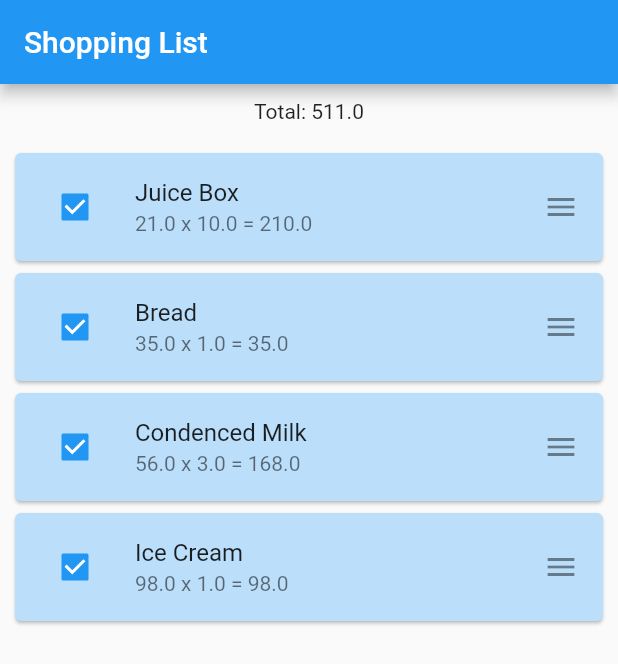
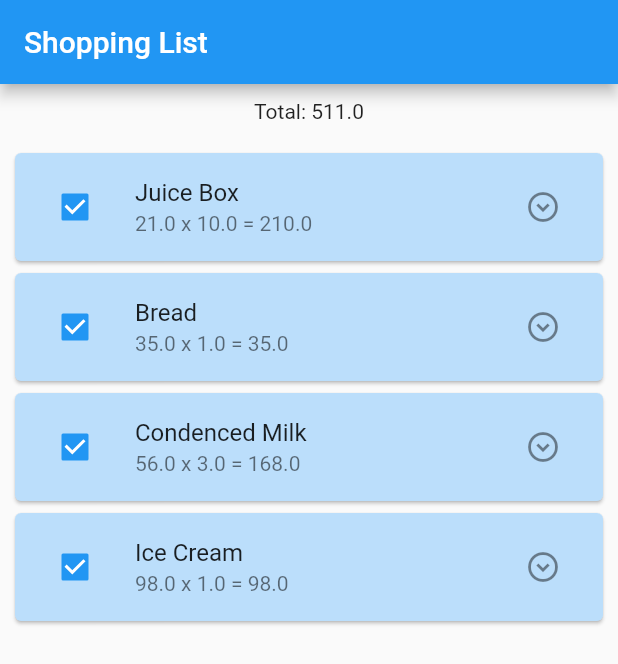
Before and after one commit to maxstirliz/es_calc, a Flutter app: the screen it shows after launch, on a phone screen of 412 x 824 dp. Shown: the top 664 px of the screen. Run offline on Flutter 3.47's test engine with Material 2 defaults, Android fonts, the phone set to English and light mode, and no system bars; our stand-ins replace flutter_riverpod.

Commit message:
item widget split off

```diff
--- a/lib/models/shopping_item.dart
+++ b/lib/models/shopping_item.dart
@@ -11,13 +11,31 @@ class ShoppingItem {
     this.isBought = true,
   }) : id = uuid.v4();
 
-  final String id;
+  String id;
   String title;
   double price;
   double quantity;
   bool isSummed;
   bool isBought;
 
+  ShoppingItem copyWith({
+    String? currentId,
+    String? title,
+    double? price,
+    double? quantity,
+    bool? isSummed,
+    bool? isBought,
+  }) {
+    final item = ShoppingItem(
+      title: title ?? this.title,
+      price: price ?? this.price,
+      quantity: quantity ?? this.quantity,
+      isBought: isBought ?? this.isBought,
+      isSummed: isSummed ?? this.isSummed,
+    );
+    return item;
+  }
+
   double get total {
     return price * quantity;
   }
--- a/lib/ui/screens/shopping_list_screen.dart
+++ b/lib/ui/screens/shopping_list_screen.dart
@@ -1,4 +1,5 @@
 import 'package:es_calc/providers/shopping_item_provider.dart';
+import 'package:es_calc/ui/widgets/item_card.dart';
 import 'package:flutter/material.dart';
 import 'package:flutter_riverpod/flutter_riverpod.dart';
 import 'package:es_calc/utils/shopping_calculator.dart';
@@ -24,7 +25,7 @@ class _ShoppingListScreenState extends ConsumerState<ShoppingListScreen> {
   @override
   Widget build(BuildContext context) {
     final shoppingItems = ref.watch(shoppingItemProvider);
-    final stateNotifier = ref.watch(shoppingItemProvider.notifier);
+
     return Scaffold(
       appBar: AppBar(
         title: const Text('Shopping List'),
@@ -37,7 +38,11 @@ class _ShoppingListScreenState extends ConsumerState<ShoppingListScreen> {
         child: FutureBuilder(
             future: _itemsFuture,
             builder: (context, snapshot) {
-              return Column(
+              return snapshot.connectionState == ConnectionState.waiting
+                  ? const Center(
+                      child: CircularProgressIndicator(),
+                    )
+                  : Column(
                       children: [
                         Text(
                             'Total: ${ShoppingCalculator.calculateGrandTotal(shoppingItems)}'),
@@ -49,30 +54,7 @@ class _ShoppingListScreenState extends ConsumerState<ShoppingListScreen> {
                             itemCount: shoppingItems.length,
                             itemBuilder: (_, index) {
                               final item = shoppingItems[index];
-                        return Dismissible(
-                          key: ValueKey(item.id),
-                          onDismissed: (direction) {
-                            stateNotifier.deleteItem(item.id);
-                          },
-                          child: Card(
-                            elevation: 1,
-                            color: Colors.blue[100],
-                            child: ListTile(
-                              trailing: const Icon(Icons.menu),
-                              leading: Checkbox(
-                                value: item.isBought,
-                                onChanged: (value) {
-                                  setState(() {
-                                    item.isBought = value!;
-                                  });
-                                },
-                              ),
-                              title: Text(item.title),
-                              subtitle: Text(
-                                  '${item.price} x ${item.quantity} = ${item.price * item.quantity}'),
-                            ),
-                          ),
-                        );
+                              return ItemCard(item: item);
                             },
                           ),
                         ),
--- /dev/null
+++ b/lib/ui/widgets/item_card.dart
@@ -0,0 +1,45 @@
+import 'package:es_calc/models/shopping_item.dart';
+import 'package:es_calc/providers/shopping_item_provider.dart';
+import 'package:flutter/material.dart';
+import 'package:flutter_riverpod/flutter_riverpod.dart';
+
+class ItemCard extends ConsumerWidget {
+  const ItemCard({
+    super.key,
+    required this.item,
+  });
+  final ShoppingItem item;
+
+  @override
+  Widget build(BuildContext context, WidgetRef ref) {
+    final stateNotifier = ref.watch(shoppingItemProvider.notifier);
+    return Dismissible(
+      key: ValueKey(item.id),
+      onDismissed: (direction) {
+        stateNotifier.deleteItem(item.id);
+      },
+      child: Card(
+        elevation: 1,
+        color: Colors.blue[100],
+        child: ListTile(
+          trailing: IconButton(
+            icon: const Icon(Icons.expand_circle_down_outlined),
+            onPressed: () {},
+          ),
+          leading: Checkbox(
+            value: item.isBought,
+            onChanged: (value) {
+              final newValue = item.copyWith(
+                isBought: value,
+              );
+              stateNotifier.updateItem(newValue);
+            },
+          ),
+          title: Text(item.title),
+          subtitle: Text(
+              '${item.price} x ${item.quantity} = ${item.price * item.quantity}'),
+        ),
+      ),
+    );
+  }
+}
```
Also changed, not shown: pubspec.lock. Lines whose indentation alone changed are shown as unchanged.
